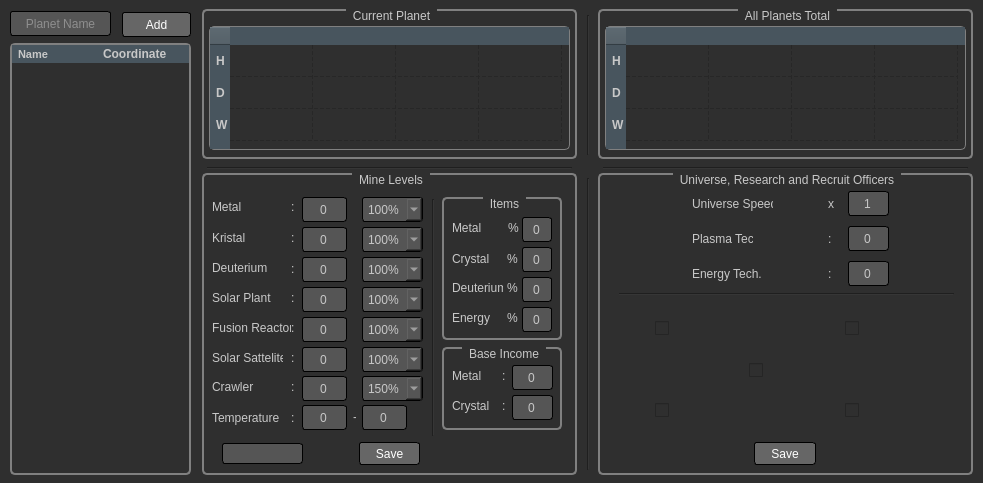
This is template/main.ui in niyazialpay/OGameMineProductionCalculator as Qt 5 draws it before an edit. The edited form follows.
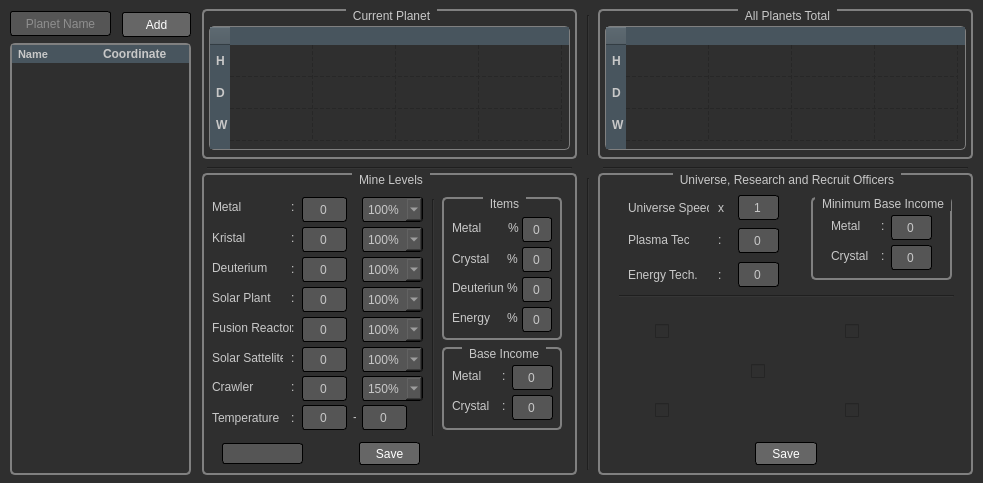
This is the edited form. Icons and pictures are not drawn.

Commit message: Added minimum base income

The edit to the form file:
```diff
--- a/template/main.ui
+++ b/template/main.ui
@@ -1335,8 +1335,8 @@
     <widget class="QLineEdit" name="lineEditUniverseSpeed">
      <property name="geometry">
       <rect>
-       <x>250</x>
-       <y>18</y>
+       <x>140</x>
+       <y>22</y>
        <width>41</width>
        <height>25</height>
       </rect>
@@ -1351,8 +1351,8 @@
     <widget class="QLabel" name="label_9">
      <property name="geometry">
       <rect>
-       <x>94</x>
-       <y>23</y>
+       <x>30</x>
+       <y>27</y>
        <width>81</width>
        <height>16</height>
       </rect>
@@ -1364,8 +1364,8 @@
     <widget class="QLabel" name="label_10">
      <property name="geometry">
       <rect>
-       <x>230</x>
-       <y>23</y>
+       <x>120</x>
+       <y>27</y>
        <width>8</width>
        <height>16</height>
       </rect>
@@ -1377,8 +1377,8 @@
     <widget class="QCheckBox" name="checkBoxCommandingStaff">
      <property name="geometry">
       <rect>
-       <x>151</x>
-       <y>172</y>
+       <x>153</x>
+       <y>173</y>
        <width>70</width>
        <height>50</height>
       </rect>
@@ -1404,7 +1404,7 @@
      <property name="geometry">
       <rect>
        <x>247</x>
-       <y>130</y>
+       <y>133</y>
        <width>70</width>
        <height>50</height>
       </rect>
@@ -1430,7 +1430,7 @@
      <property name="geometry">
       <rect>
        <x>57</x>
-       <y>130</y>
+       <y>133</y>
        <width>70</width>
        <height>50</height>
       </rect>
@@ -1455,7 +1455,7 @@
     <widget class="QPushButton" name="pushButtonSaveGlobalSettings">
      <property name="geometry">
       <rect>
-       <x>156</x>
+       <x>157</x>
        <y>269</y>
        <width>62</width>
        <height>23</height>
@@ -1468,8 +1468,8 @@
     <widget class="QLabel" name="label_11">
      <property name="geometry">
       <rect>
-       <x>94</x>
-       <y>58</y>
+       <x>30</x>
+       <y>59</y>
        <width>61</width>
        <height>16</height>
       </rect>
@@ -1481,8 +1481,8 @@
     <widget class="QLabel" name="label_17">
      <property name="geometry">
       <rect>
-       <x>230</x>
-       <y>58</y>
+       <x>120</x>
+       <y>59</y>
        <width>8</width>
        <height>16</height>
       </rect>
@@ -1494,8 +1494,8 @@
     <widget class="QLineEdit" name="lineEditPlasmaTech">
      <property name="geometry">
       <rect>
-       <x>250</x>
-       <y>53</y>
+       <x>140</x>
+       <y>55</y>
        <width>41</width>
        <height>25</height>
       </rect>
@@ -1511,7 +1511,7 @@
      <property name="geometry">
       <rect>
        <x>21</x>
-       <y>120</y>
+       <y>122</y>
        <width>335</width>
        <height>3</height>
       </rect>
@@ -1575,8 +1575,8 @@
     <widget class="QLabel" name="label_12">
      <property name="geometry">
       <rect>
-       <x>94</x>
-       <y>93</y>
+       <x>30</x>
+       <y>94</y>
        <width>71</width>
        <height>16</height>
       </rect>
@@ -1588,8 +1588,8 @@
     <widget class="QLabel" name="label_21">
      <property name="geometry">
       <rect>
-       <x>230</x>
-       <y>93</y>
+       <x>120</x>
+       <y>94</y>
        <width>8</width>
        <height>16</height>
       </rect>
@@ -1601,8 +1601,8 @@
     <widget class="QLineEdit" name="lineEditEnergyTech">
      <property name="geometry">
       <rect>
-       <x>250</x>
-       <y>88</y>
+       <x>140</x>
+       <y>89</y>
        <width>41</width>
        <height>25</height>
       </rect>
@@ -1614,6 +1614,103 @@
       <set>Qt::AlignCenter</set>
      </property>
     </widget>
+    <widget class="QGroupBox" name="groupBox_6">
+     <property name="geometry">
+      <rect>
+       <x>213</x>
+       <y>24</y>
+       <width>141</width>
+       <height>83</height>
+      </rect>
+     </property>
+     <property name="title">
+      <string>Minimum Base Income</string>
+     </property>
+     <widget class="QLineEdit" name="lineEditMinimumCrystalIncome">
+      <property name="geometry">
+       <rect>
+        <x>80</x>
+        <y>48</y>
+        <width>41</width>
+        <height>25</height>
+       </rect>
+      </property>
+      <property name="text">
+       <string>0</string>
+      </property>
+      <property name="alignment">
+       <set>Qt::AlignCenter</set>
+      </property>
+     </widget>
+     <widget class="QLineEdit" name="lineEditMinimumMetalIncome">
+      <property name="geometry">
+       <rect>
+        <x>80</x>
+        <y>18</y>
+        <width>41</width>
+        <height>25</height>
+       </rect>
+      </property>
+      <property name="text">
+       <string>0</string>
+      </property>
+      <property name="alignment">
+       <set>Qt::AlignCenter</set>
+      </property>
+     </widget>
+     <widget class="QLabel" name="label_34">
+      <property name="geometry">
+       <rect>
+        <x>20</x>
+        <y>21</y>
+        <width>31</width>
+        <height>16</height>
+       </rect>
+      </property>
+      <property name="text">
+       <string>Metal</string>
+      </property>
+     </widget>
+     <widget class="QLabel" name="label_38">
+      <property name="geometry">
+       <rect>
+        <x>70</x>
+        <y>21</y>
+        <width>8</width>
+        <height>16</height>
+       </rect>
+      </property>
+      <property name="text">
+       <string>:</string>
+      </property>
+     </widget>
+     <widget class="QLabel" name="label_39">
+      <property name="geometry">
+       <rect>
+        <x>20</x>
+        <y>51</y>
+        <width>41</width>
+        <height>16</height>
+       </rect>
+      </property>
+      <property name="text">
+       <string>Crystal</string>
+      </property>
+     </widget>
+     <widget class="QLabel" name="label_40">
+      <property name="geometry">
+       <rect>
+        <x>70</x>
+        <y>51</y>
+        <width>8</width>
+        <height>16</height>
+       </rect>
+      </property>
+      <property name="text">
+       <string>:</string>
+      </property>
+     </widget>
+    </widget>
    </widget>
    <widget class="QGroupBox" name="groupBox_5">
     <property name="geometry">
```
The commit also changes 4 other files.
